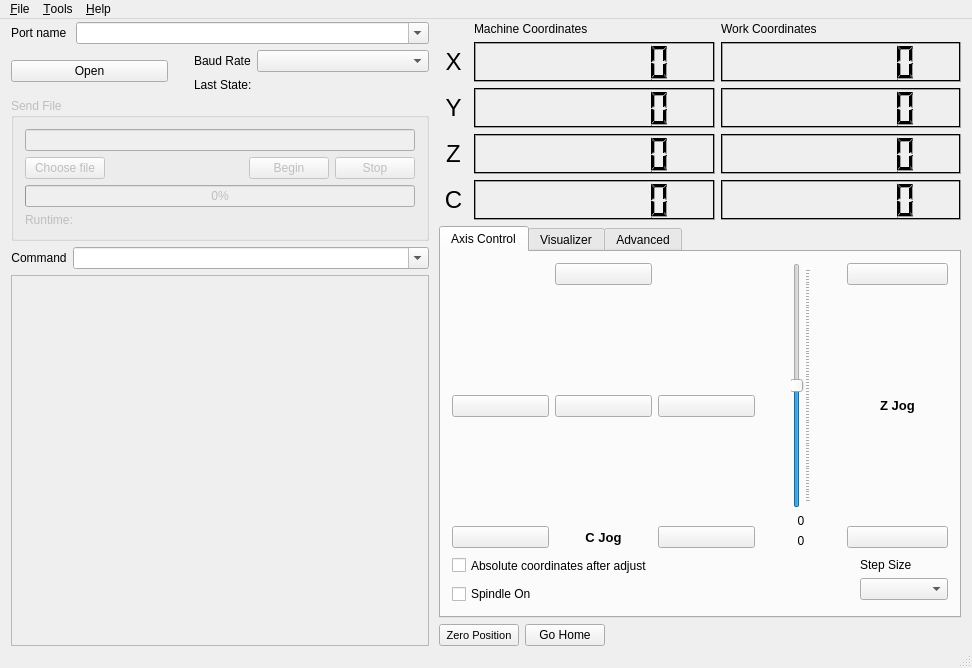
Above: mainwindow.ui from apsystems/GrblHoming before the change. Below: the same form after it.
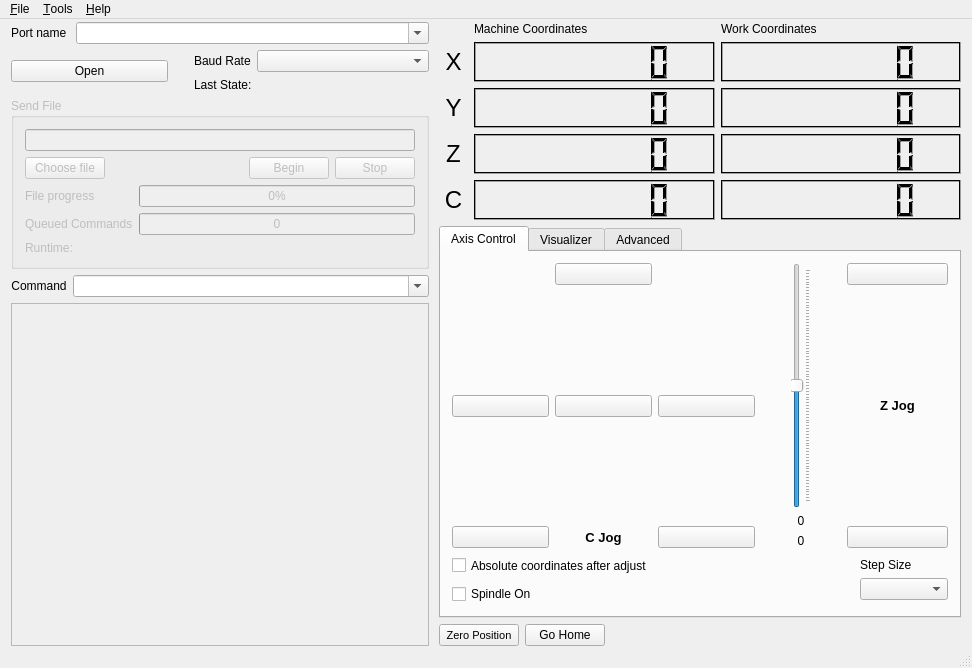
That is the form after the change. Icons and pictures are not drawn. Custom widgets are drawn as their Qt base class.

Commit message: v3.5.1 grbl queue handling fixes and char send delay now an option setting

Patch:
```diff
--- a/mainwindow.ui
+++ b/mainwindow.ui
@@ -219,9 +219,11 @@
           </layout>
          </item>
          <item>
+          <layout class="QGridLayout" name="gridLayout_5">
+           <item row="0" column="1">
           <widget class="QProgressBar" name="progressFileSend">
            <property name="sizePolicy">
-            <sizepolicy hsizetype="Preferred" vsizetype="Fixed">
+              <sizepolicy hsizetype="MinimumExpanding" vsizetype="Fixed">
              <horstretch>0</horstretch>
              <verstretch>0</verstretch>
             </sizepolicy>
@@ -230,6 +232,53 @@
             <number>0</number>
            </property>
           </widget>
+           </item>
+           <item row="1" column="1">
+            <widget class="QProgressBar" name="progressQueuedCommands">
+             <property name="sizePolicy">
+              <sizepolicy hsizetype="MinimumExpanding" vsizetype="Fixed">
+               <horstretch>0</horstretch>
+               <verstretch>0</verstretch>
+              </sizepolicy>
+             </property>
+             <property name="maximum">
+              <number>10</number>
+             </property>
+             <property name="value">
+              <number>0</number>
+             </property>
+             <property name="format">
+              <string>%v</string>
+             </property>
+            </widget>
+           </item>
+           <item row="0" column="0">
+            <widget class="QLabel" name="labelFileSendProgress">
+             <property name="sizePolicy">
+              <sizepolicy hsizetype="Preferred" vsizetype="Preferred">
+               <horstretch>0</horstretch>
+               <verstretch>0</verstretch>
+              </sizepolicy>
+             </property>
+             <property name="text">
+              <string>File progress</string>
+             </property>
+            </widget>
+           </item>
+           <item row="1" column="0">
+            <widget class="QLabel" name="labelQueuedCommands">
+             <property name="sizePolicy">
+              <sizepolicy hsizetype="Preferred" vsizetype="Preferred">
+               <horstretch>0</horstretch>
+               <verstretch>0</verstretch>
+              </sizepolicy>
+             </property>
+             <property name="text">
+              <string>Queued Commands</string>
+             </property>
+            </widget>
+           </item>
+          </layout>
          </item>
          <item>
           <layout class="QHBoxLayout" name="horizontalLayout_3" stretch="1,4">
```
Left out of the diff: 22 changed lines with no effect on the pictures. Lines whose indentation alone changed are shown as unchanged. The commit also changes 17 other files.
